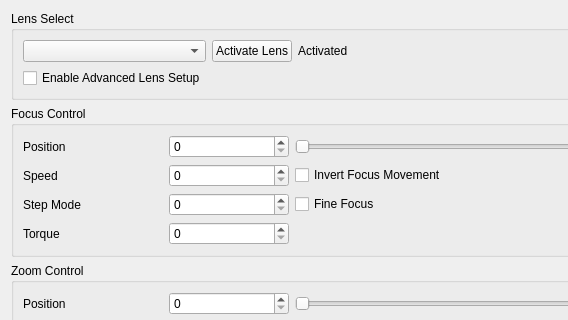
Before: the Qt Designer form dct_widgets/lensdriverbox/lensdriverbox.ui in KAYA-Instruments/SDI-Control-Point, drawn with Qt 5; both pictures show x 0 to 568 and y 0 to 320 of the 722 by 983 pixel window.
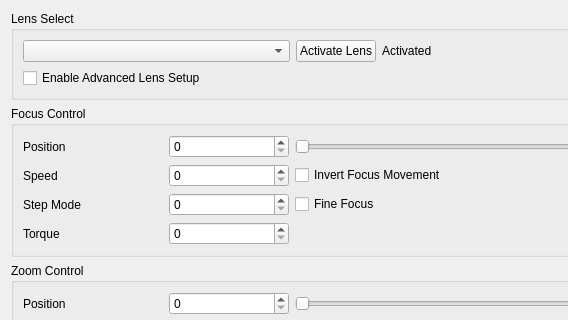
After: the same form once the commit is applied.

Commit message: added lens Iris table Templates, and fixed Lens CBX behave with extended interface devices

What changed in the file:
```diff
--- a/dct_widgets/lensdriverbox/lensdriverbox.ui
+++ b/dct_widgets/lensdriverbox/lensdriverbox.ui
@@ -31,7 +31,14 @@
        </widget>
       </item>
       <item row="0" column="0">
-       <widget class="QComboBox" name="cbxLensProfile"/>
+       <widget class="QComboBox" name="cbxLensProfile">
+        <property name="sizePolicy">
+         <sizepolicy hsizetype="Expanding" vsizetype="Fixed">
+          <horstretch>0</horstretch>
+          <verstretch>0</verstretch>
+         </sizepolicy>
+        </property>
+       </widget>
       </item>
       <item row="0" column="2">
        <widget class="QLabel" name="lblLensActivated">
```
The commit also changes 4 other files.
